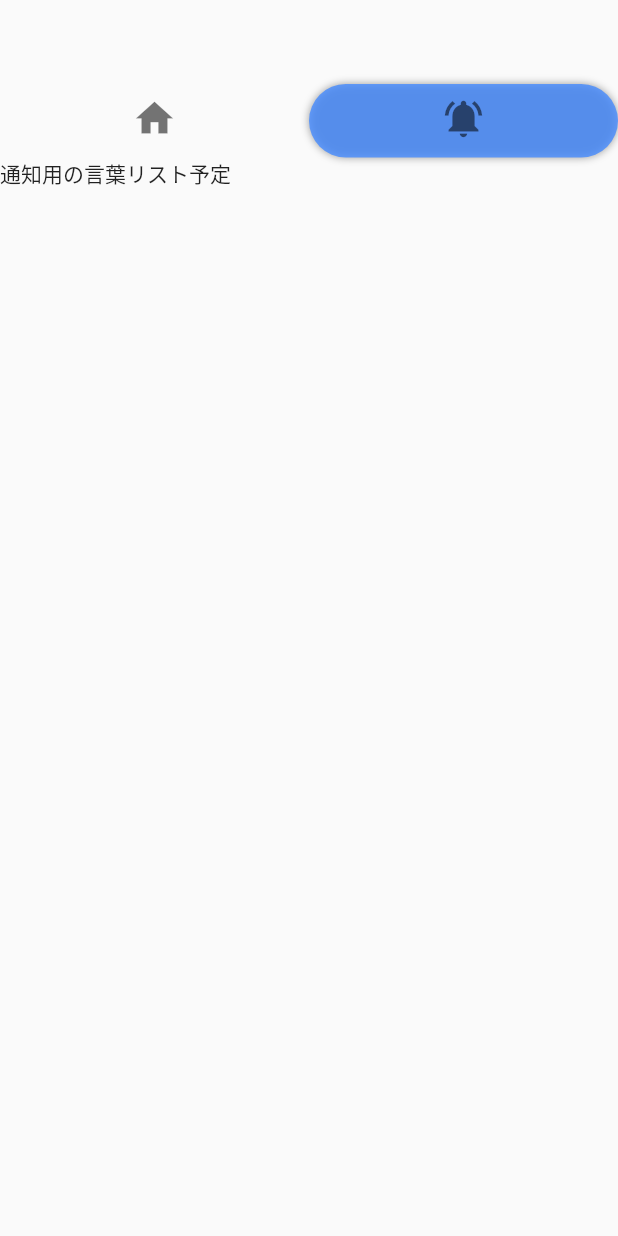
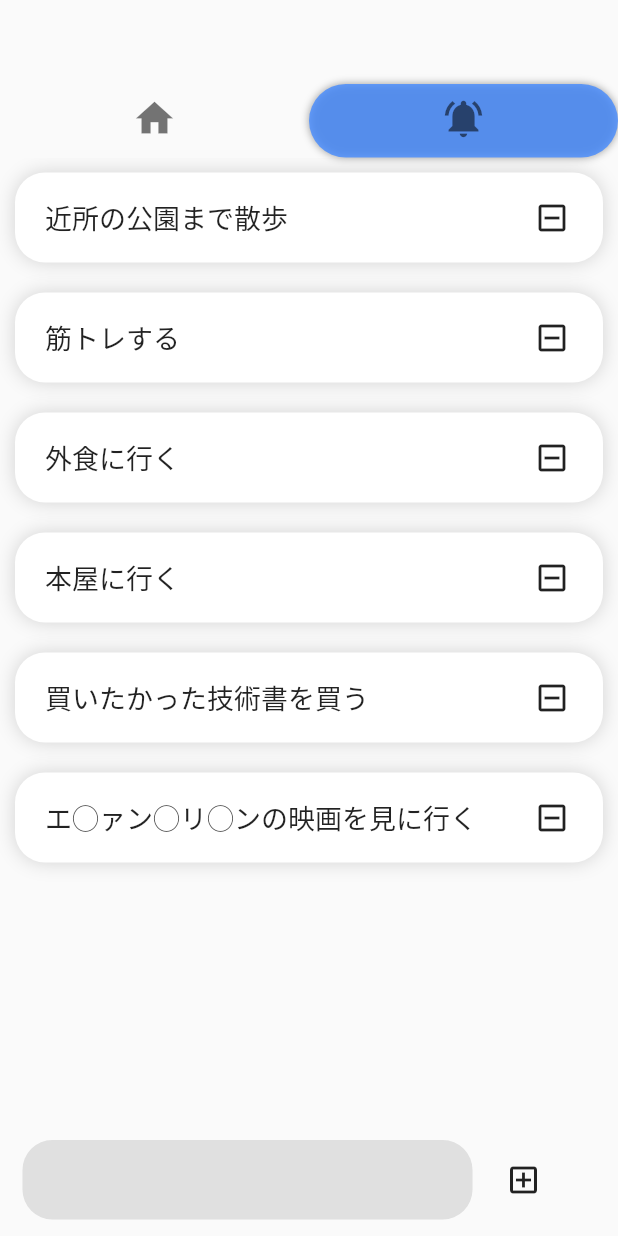
Before and after one commit to Sudirman-Range/hackU2021, a Flutter app: the Home screen opened directly, tab 2 chosen, on a phone screen of 412 x 824 dp. Run offline on Flutter 3.47's test engine with Material 2 defaults, Android fonts, the phone set to English and light mode, and no system bars; our stand-ins replace fl_chart; Roboto replaces fonts that are missing (HonokaMaru).

Commit message:
見た目一応全部完成した。マジでギリギリ〜〜〜〜〜〜

```diff
--- a/lib/daylist.dart
+++ /dev/null
@@ -1,10 +0,0 @@
-import 'package:flutter/material.dart';
-
-class DayList extends StatelessWidget {
-  @override
-  Widget build(BuildContext context) {
-    return Container(
-      child: Text('日付によっての状態を保持したリストを表示'),
-    );
-  }
-}
--- a/lib/home.dart
+++ b/lib/home.dart
@@ -1,5 +1,4 @@
 import 'package:flutter/material.dart';
-import 'daylist.dart';
 import 'graph.dart';
 import 'notificationlist.dart';
 
--- a/lib/notificationlist.dart
+++ b/lib/notificationlist.dart
@@ -1,10 +1,127 @@
 import 'package:flutter/material.dart';
 
-class NotificationList extends StatelessWidget {
+class NotificationList extends StatefulWidget {
+  @override
+  _NotificationListState createState() => _NotificationListState();
+}
+
+class _NotificationListState extends State<NotificationList> {
+  List<String> notificationlist = [
+    '近所の公園まで散歩',
+    '筋トレする',
+    '外食に行く',
+    '本屋に行く',
+    '買いたかった技術書を買う',
+    'エ◯ァン◯リ◯ンの映画を見に行く',
+  ];
+  void deletelist(String text) {
+    for (int i = 0; i < notificationlist.length; i++) {
+      String delete = notificationlist[i];
+      if (delete == text) {
+        notificationlist.remove(delete);
+      }
+    }
+  }
+
+  Widget notificationList(String text) {
+    return Container(
+      margin: EdgeInsets.symmetric(vertical: 10, horizontal: 10),
+      decoration: BoxDecoration(
+          color: Colors.white,
+          borderRadius: BorderRadius.circular(20),
+          boxShadow: [
+            BoxShadow(
+              color: Colors.black12.withOpacity(0.16),
+              blurRadius: 10,
+            )
+          ]),
+      height: 60,
+      child: Row(children: [
+        SizedBox(
+          width: 20,
+        ),
+        Expanded(
+          child: Text(
+            text,
+            style: TextStyle(
+              fontSize: 18,
+            ),
+          ),
+        ),
+        Container(
+          // color: Colors.green,
+          alignment: Alignment.center,
+          child: IconButton(
+            icon: Icon(Icons.indeterminate_check_box_outlined),
+            onPressed: () {
+              setState(() {
+                deletelist(text);
+              });
+            },
+          ),
+        ),
+        SizedBox(
+          width: 10,
+        )
+      ]),
+    );
+  }
+
+  var controller = TextEditingController();
+
   @override
   Widget build(BuildContext context) {
-    return Container(
-      child: Text('通知用の言葉リスト予定'),
+    return Column(
+      children: [
+        Expanded(
+            child: Container(
+          child: ListView.builder(
+              itemCount: notificationlist.length,
+              itemBuilder: (context, index) {
+                return notificationList(notificationlist[index]);
+              }),
+        )),
+        Container(
+          height: 75,
+          child: Row(
+            children: [
+              SizedBox(
+                width: 15,
+              ),
+              Container(
+                decoration: BoxDecoration(
+                    color: Colors.white10,
+                    borderRadius: BorderRadius.circular(20),
+                    boxShadow: [
+                      BoxShadow(
+                        color: Colors.black12,
+                      )
+                    ]),
+                width: 300,
+                padding: EdgeInsets.fromLTRB(2, 0, 2, 5),
+                child: TextField(
+                  decoration: InputDecoration(
+                    border: InputBorder.none,
+                  ),
+                  controller: controller,
+                ),
+              ),
+              SizedBox(
+                width: 10,
+              ),
+              IconButton(
+                  icon: Icon(Icons.add_box_outlined),
+                  onPressed: () {
+                    setState(() {
+                      notificationlist.add(controller.text);
+                      controller.text = '';
+                    });
+                  }),
+            ],
+          ),
+          // child: Row([]),
+        )
+      ],
     );
   }
 }
```
